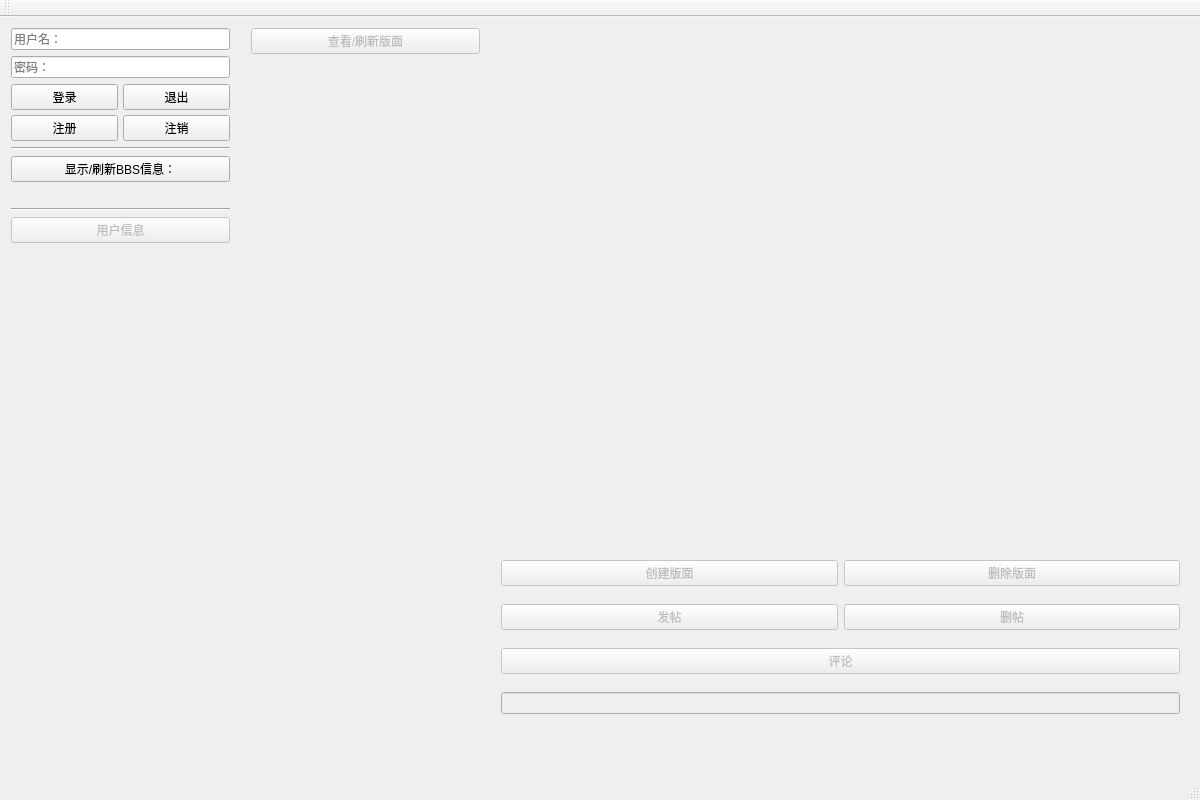
This is mainwindow.ui in CRongbx/BBS_GUI2 as Qt 5 draws it before an edit. The edited form follows.
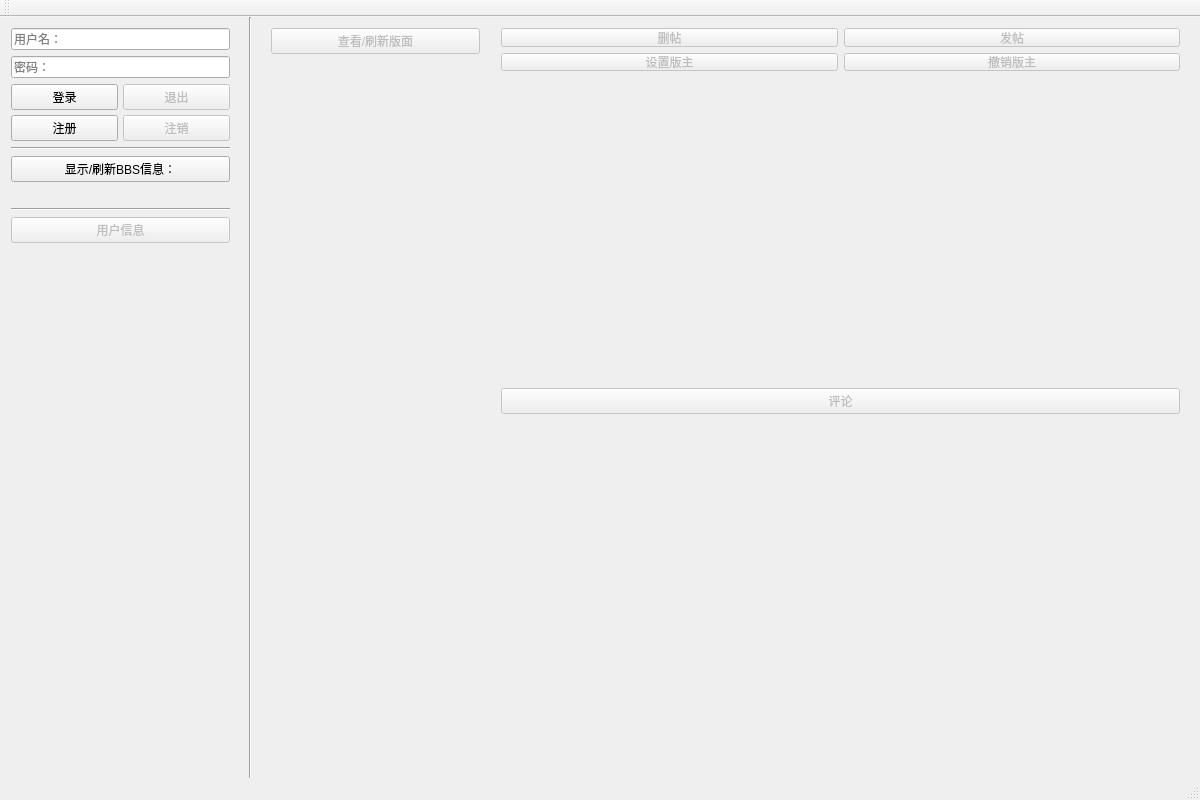
This is the edited form.

Patch:
```diff
--- a/mainwindow.ui
+++ b/mainwindow.ui
@@ -21,7 +21,7 @@
   </property>
   <property name="maximumSize">
    <size>
-    <width>1200</width>
+    <width>1500</width>
     <height>800</height>
    </size>
   </property>
@@ -35,9 +35,9 @@
    <widget class="QWidget" name="verticalLayoutWidget">
     <property name="geometry">
      <rect>
-      <x>240</x>
+      <x>260</x>
       <y>0</y>
-      <width>251</width>
+      <width>231</width>
       <height>741</height>
      </rect>
     </property>
@@ -57,6 +57,9 @@
        <property name="orientation">
         <enum>Qt::Vertical</enum>
        </property>
+       <property name="sizeType">
+        <enum>QSizePolicy::Expanding</enum>
+       </property>
        <property name="sizeHint" stdset="0">
         <size>
          <width>20</width>
@@ -67,17 +70,6 @@
      </item>
     </layout>
    </widget>
-   <widget class="QWidget" name="verticalLayoutWidget_3">
-    <property name="geometry">
-     <rect>
-      <x>490</x>
-      <y>0</y>
-      <width>701</width>
-      <height>521</height>
-     </rect>
-    </property>
-    <layout class="QVBoxLayout" name="posts"/>
-   </widget>
    <widget class="QWidget" name="verticalLayoutWidget_4">
     <property name="geometry">
      <rect>
@@ -137,6 +129,9 @@
          </item>
          <item row="1" column="1">
           <widget class="QPushButton" name="Button_logout">
+           <property name="enabled">
+            <bool>false</bool>
+           </property>
            <property name="text">
             <string>注销</string>
            </property>
@@ -144,6 +139,9 @@
          </item>
          <item row="0" column="1">
           <widget class="QPushButton" name="Button_exit">
+           <property name="enabled">
+            <bool>false</bool>
+           </property>
            <property name="text">
             <string>退出</string>
            </property>
@@ -213,77 +211,116 @@
      </item>
     </layout>
    </widget>
-   <widget class="QWidget" name="widget" native="true">
+   <widget class="Line" name="line_3">
+    <property name="geometry">
+     <rect>
+      <x>240</x>
+      <y>0</y>
+      <width>20</width>
+      <height>781</height>
+     </rect>
+    </property>
+    <property name="orientation">
+     <enum>Qt::Vertical</enum>
+    </property>
+   </widget>
+   <widget class="QWidget" name="verticalLayoutWidget_2">
+    <property name="geometry">
+     <rect>
+      <x>490</x>
+      <y>60</y>
+      <width>701</width>
+      <height>291</height>
+     </rect>
+    </property>
+    <layout class="QVBoxLayout" name="verticalLayout_posts"/>
+   </widget>
+   <widget class="QWidget" name="verticalLayoutWidget_3">
+    <property name="geometry">
+     <rect>
+      <x>490</x>
+      <y>360</y>
+      <width>701</width>
+      <height>371</height>
+     </rect>
+    </property>
+    <layout class="QVBoxLayout" name="verticalLayout_comments">
+     <item>
+      <widget class="QPushButton" name="pushButton_comment">
     <property name="enabled">
      <bool>false</bool>
     </property>
-    <property name="geometry">
-     <rect>
-      <x>490</x>
-      <y>520</y>
-      <width>701</width>
-      <height>211</height>
-     </rect>
-    </property>
+       <property name="text">
+        <string>评论</string>
+       </property>
+      </widget>
+     </item>
+     <item>
+      <spacer name="verticalSpacer_3">
+       <property name="orientation">
+        <enum>Qt::Vertical</enum>
+       </property>
+       <property name="sizeHint" stdset="0">
+        <size>
+         <width>20</width>
+         <height>40</height>
+        </size>
+       </property>
+      </spacer>
+     </item>
+    </layout>
+   </widget>
     <widget class="QWidget" name="gridLayoutWidget">
      <property name="geometry">
       <rect>
-       <x>0</x>
+      <x>490</x>
        <y>0</y>
        <width>701</width>
-       <height>201</height>
-      </rect>
-     </property>
-     <layout class="QGridLayout" name="user_input">
-      <item row="0" column="0">
-       <widget class="QPushButton" name="pushButton">
+      <height>65</height>
+     </rect>
+    </property>
+    <layout class="QGridLayout" name="gridLayout_2">
+     <item row="0" column="1">
+      <widget class="QPushButton" name="pushButton_createpost">
         <property name="enabled">
          <bool>false</bool>
         </property>
-        <property name="text">
-         <string>创建版面</string>
-        </property>
-       </widget>
-      </item>
-      <item row="1" column="1">
-       <widget class="QPushButton" name="pushButton_4">
-        <property name="enabled">
-         <bool>false</bool>
-        </property>
-        <property name="text">
-         <string>删帖</string>
-        </property>
-       </widget>
-      </item>
-      <item row="1" column="0">
-       <widget class="QPushButton" name="pushButton_3">
         <property name="text">
          <string>发帖</string>
         </property>
        </widget>
       </item>
-      <item row="0" column="1">
-       <widget class="QPushButton" name="pushButton_2">
+     <item row="0" column="0">
+      <widget class="QPushButton" name="pushButton_deletepost">
         <property name="enabled">
          <bool>false</bool>
         </property>
         <property name="text">
-         <string>删除版面</string>
+        <string>删帖</string>
         </property>
        </widget>
       </item>
-      <item row="2" column="0" colspan="2">
-       <widget class="QPushButton" name="pushButton_6">
+     <item row="1" column="0">
+      <widget class="QPushButton" name="pushButton_setMo">
+       <property name="enabled">
+        <bool>false</bool>
+       </property>
         <property name="text">
-         <string>评论</string>
+        <string>设置版主</string>
         </property>
        </widget>
       </item>
-      <item row="3" column="0" colspan="2">
-       <widget class="QLineEdit" name="textEdit_input"/>
-      </item>
-     </layout>
-    </widget>
+     <item row="1" column="1">
+      <widget class="QPushButton" name="pushButton_CancelMo">
+       <property name="enabled">
+        <bool>false</bool>
+       </property>
+       <property name="text">
+        <string>撤销版主</string>
+       </property>
+      </widget>
+     </item>
+    </layout>
    </widget>
   </widget>
   <widget class="QMenuBar" name="menuBar">
```
Left out of the diff: 4 changed lines with no effect on the pictures. Lines whose indentation alone changed are shown as unchanged.
